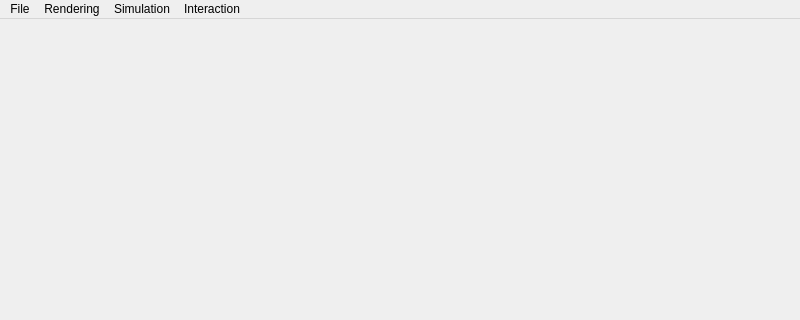
Before: the Qt Designer form src/simulation.runner.qt/mainwindow.ui in toeb/sine, drawn with Qt 5; both pictures show x 0 to 800 and y 0 to 320 of the 800 by 600 pixel window.
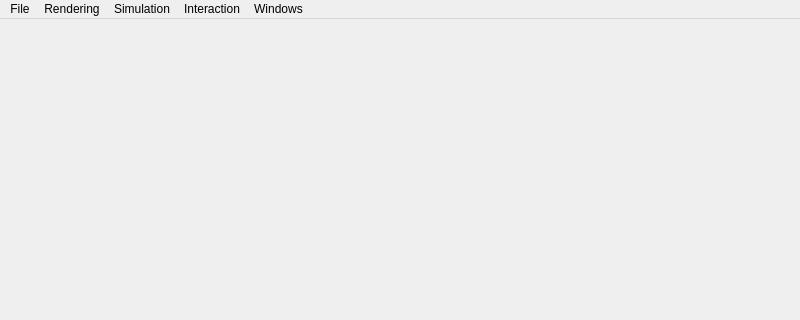
After: the same form once the commit is applied.

Commit message: added menu for showing / hiding windows

Patch:
```diff
--- a/src/simulation.runner.qt/mainwindow.ui
+++ b/src/simulation.runner.qt/mainwindow.ui
@@ -54,10 +54,16 @@
      <string>Interaction</string>
     </property>
    </widget>
+   <widget class="QMenu" name="menuWindows">
+    <property name="title">
+     <string>Windows</string>
+    </property>
+   </widget>
    <addaction name="menuFile"/>
    <addaction name="menuRendering"/>
    <addaction name="menuSimulation"/>
    <addaction name="menuInteraction"/>
+   <addaction name="menuWindows"/>
   </widget>
   <widget class="QStatusBar" name="statusbar"/>
   <action name="actionWireframe">
```
The commit also changes 7 other files.
